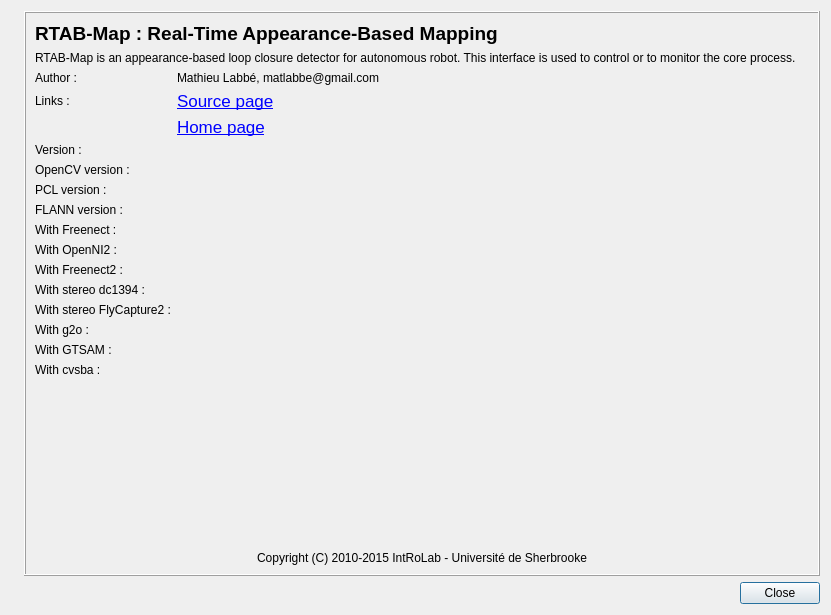
Before: the Qt Designer form guilib/src/ui/aboutDialog.ui in introlab/rtabmap, drawn with Qt 5.
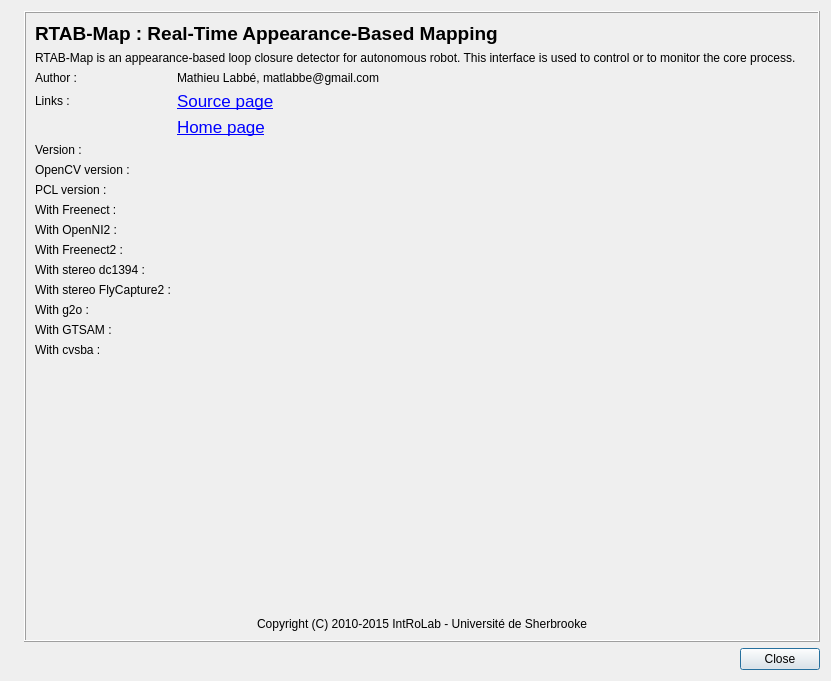
After: the same form once the commit is applied. Icons and pictures are not drawn.

Commit message: Included FLANN headers in rtabmap for convenience (to have commit https://github.com/mariusmuja/flann/commit/23051820b2314f07cf40ba633a4067782a982ff3)

```diff
--- a/guilib/src/ui/aboutDialog.ui
+++ b/guilib/src/ui/aboutDialog.ui
@@ -7,7 +7,7 @@
     <x>0</x>
     <y>0</y>
     <width>831</width>
-    <height>615</height>
+    <height>681</height>
    </rect>
   </property>
   <property name="sizePolicy">
@@ -82,6 +82,13 @@
         </item>
         <item>
          <layout class="QGridLayout" name="gridLayout" columnstretch="0,1">
+          <item row="9" column="0">
+           <widget class="QLabel" name="label_11">
+            <property name="text">
+             <string>PCL version :</string>
+            </property>
+           </widget>
+          </item>
           <item row="9" column="1">
            <widget class="QLabel" name="label_pcl_version">
             <property name="text">
@@ -92,21 +99,21 @@
             </property>
            </widget>
           </item>
-          <item row="11" column="0">
+          <item row="10" column="0">
            <widget class="QLabel" name="label_12">
             <property name="text">
              <string>With Freenect :</string>
             </property>
            </widget>
           </item>
-          <item row="12" column="0">
+          <item row="11" column="0">
            <widget class="QLabel" name="label_13">
             <property name="text">
              <string>With OpenNI2 :</string>
             </property>
            </widget>
           </item>
-          <item row="14" column="0">
+          <item row="13" column="0">
            <widget class="QLabel" name="label_16">
             <property name="text">
              <string>With stereo dc1394 :</string>
@@ -205,21 +212,14 @@
             </property>
            </widget>
           </item>
-          <item row="9" column="0">
-           <widget class="QLabel" name="label_11">
-            <property name="text">
-             <string>PCL version :</string>
-            </property>
-           </widget>
-          </item>
-          <item row="16" column="0">
+          <item row="15" column="0">
            <widget class="QLabel" name="label_14">
             <property name="text">
              <string>With g2o :</string>
             </property>
            </widget>
           </item>
-          <item row="11" column="1">
+          <item row="10" column="1">
            <widget class="QLabel" name="label_freenect">
             <property name="text">
              <string/>
@@ -229,7 +229,7 @@
             </property>
            </widget>
           </item>
-          <item row="12" column="1">
+          <item row="11" column="1">
            <widget class="QLabel" name="label_openni2">
             <property name="text">
              <string/>
@@ -239,7 +239,7 @@
             </property>
            </widget>
           </item>
-          <item row="16" column="1">
+          <item row="15" column="1">
            <widget class="QLabel" name="label_g2o">
             <property name="text">
              <string/>
@@ -249,21 +249,21 @@
             </property>
            </widget>
           </item>
-          <item row="13" column="0">
+          <item row="12" column="0">
            <widget class="QLabel" name="label_15">
             <property name="text">
              <string>With Freenect2 :</string>
             </property>
            </widget>
           </item>
-          <item row="15" column="0">
+          <item row="14" column="0">
            <widget class="QLabel" name="label_17">
             <property name="text">
              <string>With stereo FlyCapture2 :</string>
             </property>
            </widget>
           </item>
-          <item row="13" column="1">
+          <item row="12" column="1">
            <widget class="QLabel" name="label_freenect2">
             <property name="text">
              <string/>
@@ -273,7 +273,7 @@
             </property>
            </widget>
           </item>
-          <item row="14" column="1">
+          <item row="13" column="1">
            <widget class="QLabel" name="label_dc1394">
             <property name="text">
              <string/>
@@ -283,7 +283,7 @@
             </property>
            </widget>
           </item>
-          <item row="15" column="1">
+          <item row="14" column="1">
            <widget class="QLabel" name="label_flycapture2">
             <property name="text">
              <string/>
@@ -293,14 +293,14 @@
             </property>
            </widget>
           </item>
-          <item row="18" column="0">
+          <item row="17" column="0">
            <widget class="QLabel" name="label_18">
             <property name="text">
              <string>With cvsba :</string>
             </property>
            </widget>
           </item>
-          <item row="18" column="1">
+          <item row="17" column="1">
            <widget class="QLabel" name="label_cvsba">
             <property name="text">
              <string/>
@@ -310,14 +310,14 @@
             </property>
            </widget>
           </item>
-          <item row="17" column="0">
+          <item row="16" column="0">
            <widget class="QLabel" name="label_19">
             <property name="text">
              <string>With GTSAM :</string>
             </property>
            </widget>
           </item>
-          <item row="17" column="1">
+          <item row="16" column="1">
            <widget class="QLabel" name="label_gtsam">
             <property name="text">
              <string/>
@@ -327,23 +327,6 @@
             </property>
            </widget>
           </item>
-          <item row="10" column="0">
-           <widget class="QLabel" name="label_20">
-            <property name="text">
-             <string>FLANN version :</string>
-            </property>
-           </widget>
-          </item>
-          <item row="10" column="1">
-           <widget class="QLabel" name="label_flann_version">
-            <property name="text">
-             <string/>
-            </property>
-            <property name="alignment">
-             <set>Qt::AlignLeading|Qt::AlignLeft|Qt::AlignVCenter</set>
-            </property>
-           </widget>
-          </item>
          </layout>
         </item>
         <item>
```
The commit also changes 62 other files.
